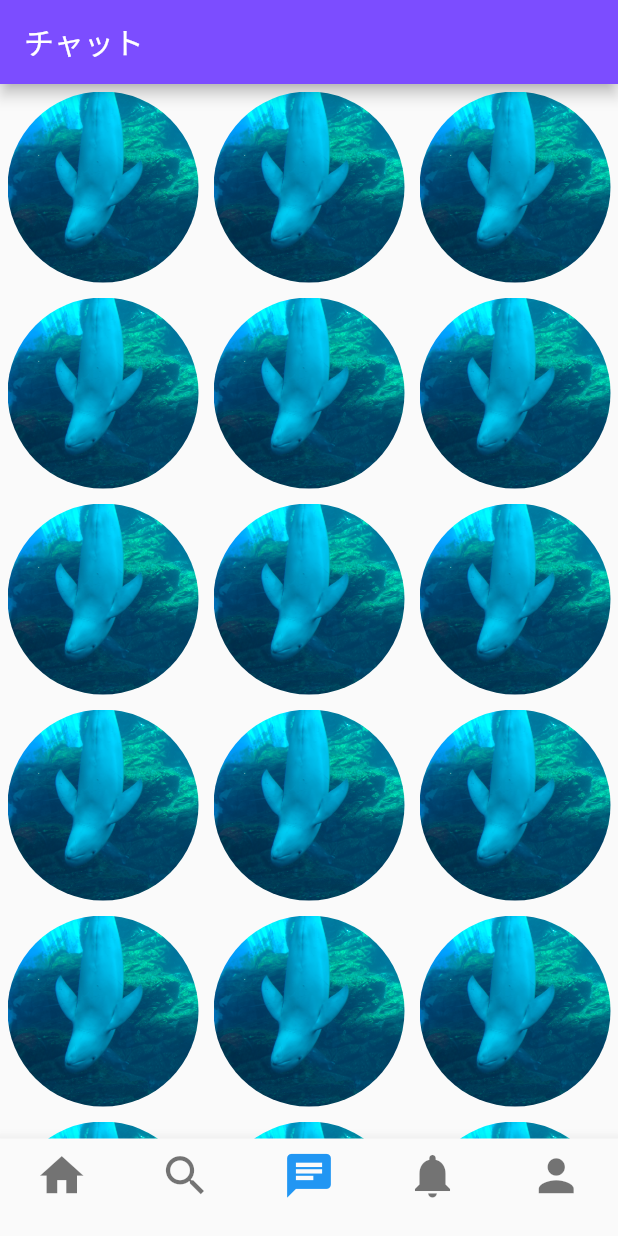
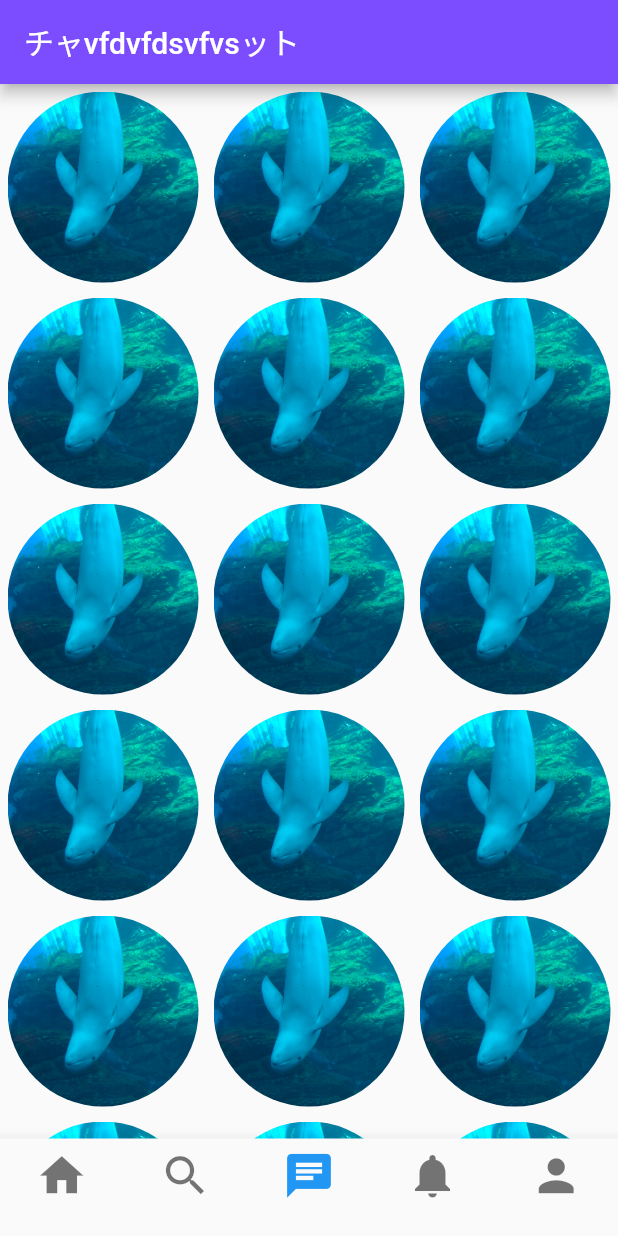
Before and after one commit to y-matsuura0715/chatAppWithFlutter, a Flutter app: the screen it shows after launch, item 3 of the bottom bar chosen, on a phone screen of 412 x 824 dp. Run offline on Flutter 3.47's test engine with Material 2 defaults, Android fonts, the phone set to English and light mode, and no system bars.

Commit message:
Update chat.dart

```diff
--- a/lib/presentation/view/chat.dart
+++ b/lib/presentation/view/chat.dart
@@ -10,7 +10,7 @@ class Chat extends StatelessWidget {
     return Scaffold(
       appBar: AppBar(
         backgroundColor: Colors.deepPurpleAccent,
-        title: const Text('チャット'),
+        title: const Text('チャvfdvfdsvfvsット'),
       ),
       body: Center(
         child: GridView.builder(
```
